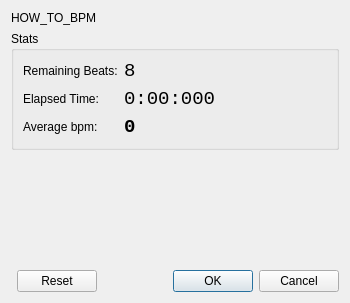
Old version of the form metronomdialog.ui in the repository domoritz/drummy.
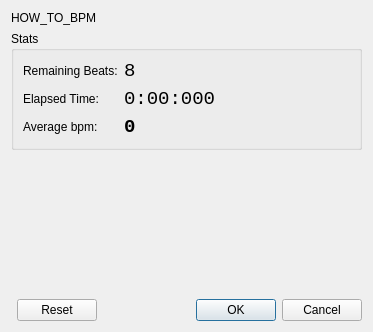
New version of the form.

Patch:
```diff
--- a/metronomdialog.ui
+++ b/metronomdialog.ui
@@ -6,8 +6,8 @@
    <rect>
     <x>0</x>
     <y>0</y>
-    <width>350</width>
-    <height>303</height>
+    <width>373</width>
+    <height>332</height>
    </rect>
   </property>
   <property name="windowTitle">
```
